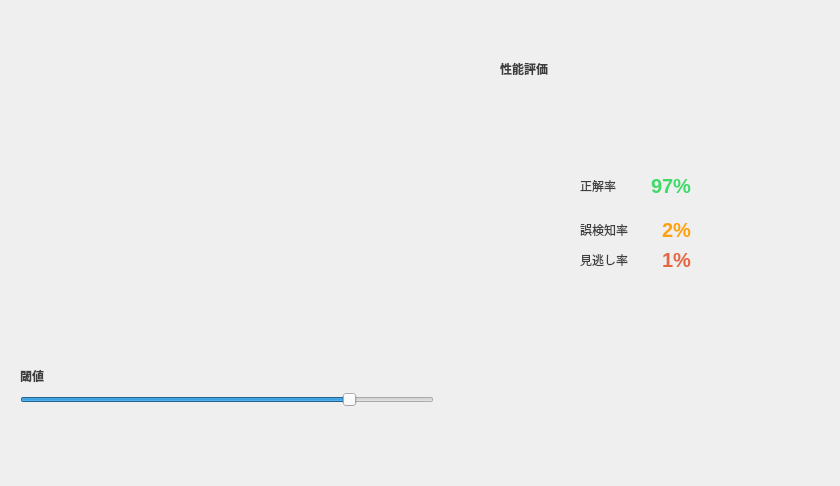
Above: src/main/python/view/ui/test.ui from RUTILEA/SDTest before the change. Below: the same form after it.
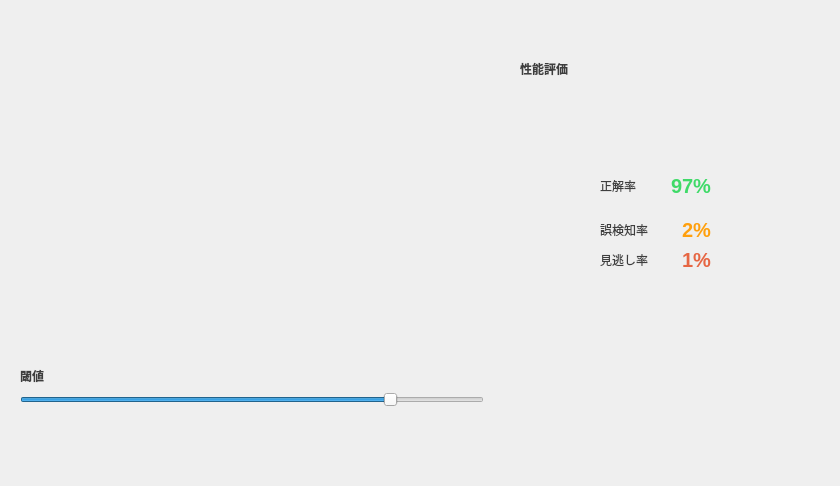
That is the form after the change. Icons and pictures are not drawn.

What changed in the file:
```diff
--- a/src/main/python/view/ui/test.ui
+++ b/src/main/python/view/ui/test.ui
@@ -62,7 +62,7 @@
           <widget class="QWidget" name="distance_chart_widget" native="true">
            <property name="minimumSize">
             <size>
-             <width>0</width>
+             <width>400</width>
              <height>300</height>
             </size>
            </property>
@@ -209,7 +209,7 @@
          </property>
          <property name="sizeHint" stdset="0">
           <size>
-           <width>60</width>
+           <width>30</width>
            <height>20</height>
           </size>
          </property>
@@ -450,7 +450,7 @@
              </property>
              <property name="sizeHint" stdset="0">
               <size>
-               <width>40</width>
+               <width>20</width>
                <height>20</height>
               </size>
              </property>
```
